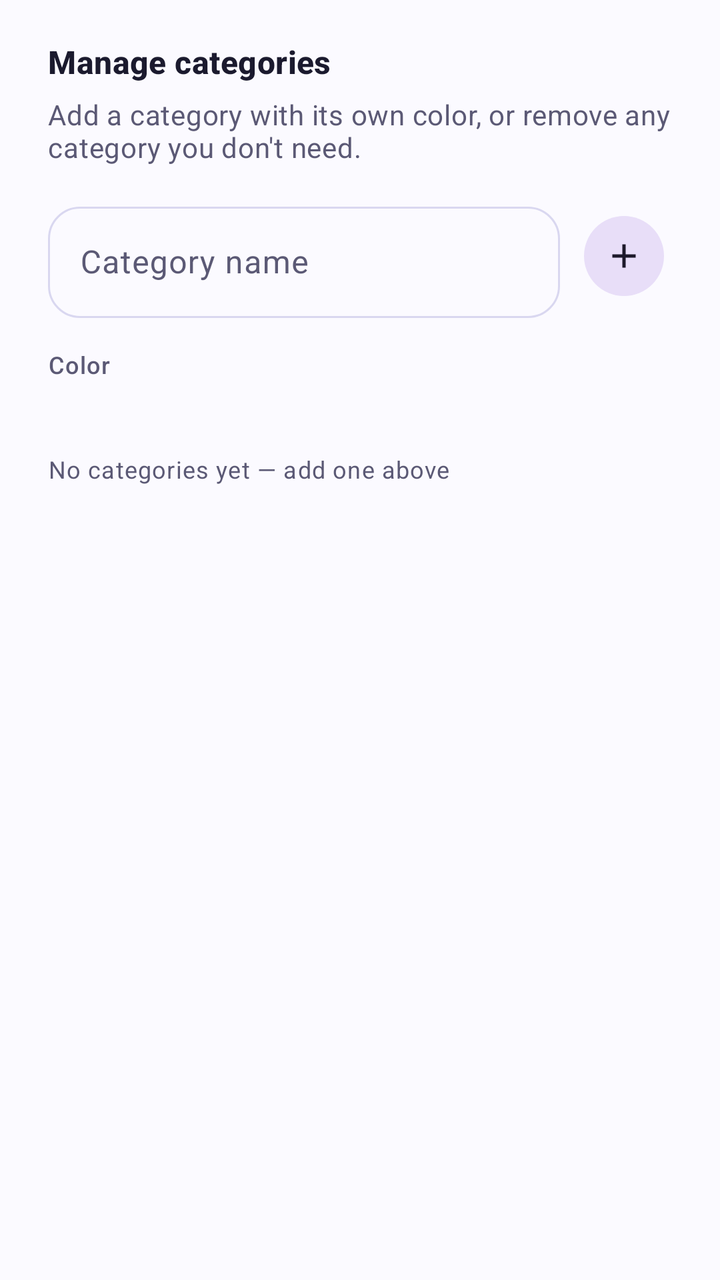
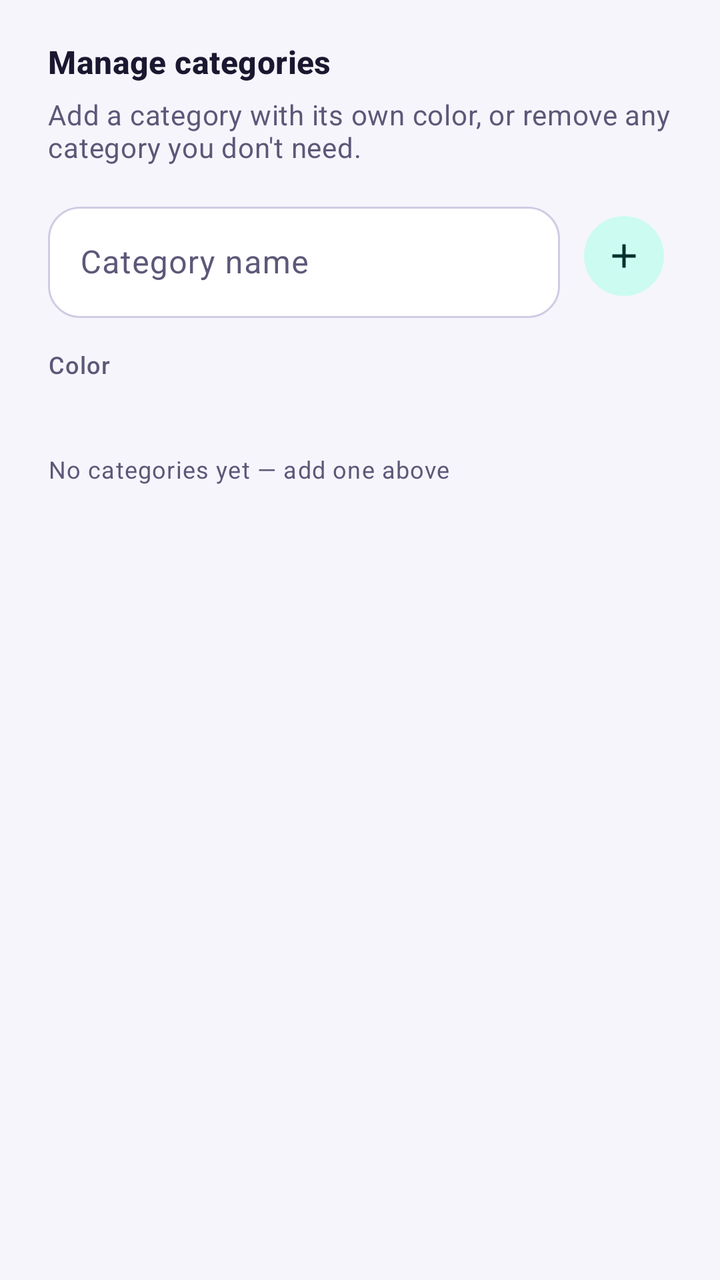

Two renders of the same Android screen: before a commit and after it. Below are the layout's source before the change and the commit's diff.
<!-- AndroidManifest.xml: application theme Theme.ExpenseTracker -->
<!-- res/layout/dialog_manage_categories.xml -->
<?xml version="1.0" encoding="utf-8"?>
<ScrollView xmlns:android="http://schemas.android.com/apk/res/android"
    xmlns:app="http://schemas.android.com/apk/res-auto"
    android:layout_width="match_parent"
    android:layout_height="wrap_content"
    android:maxHeight="520dp">

    <LinearLayout
        android:layout_width="match_parent"
        android:layout_height="wrap_content"
        android:orientation="vertical"
        android:paddingStart="24dp"
        android:paddingEnd="24dp"
        android:paddingTop="20dp"
        android:paddingBottom="8dp">

        <TextView
            android:layout_width="match_parent"
            android:layout_height="wrap_content"
            android:textAppearance="?attr/textAppearanceTitleMedium"
            android:textColor="?attr/colorOnSurface"
            android:textStyle="bold"
            android:text="@string/manage_categories_title" />

        <TextView
            android:layout_width="match_parent"
            android:layout_height="wrap_content"
            android:layout_marginTop="6dp"
            android:textAppearance="?attr/textAppearanceBodyMedium"
            android:textColor="?attr/colorOnSurfaceVariant"
            android:text="@string/manage_categories_subtitle" />

        <LinearLayout
            android:layout_width="match_parent"
            android:layout_height="wrap_content"
            android:layout_marginTop="16dp"
            android:gravity="bottom"
            android:orientation="horizontal">

            <com.google.android.material.textfield.TextInputLayout
                style="@style/Widget.Material3.TextInputLayout.OutlinedBox"
                app:shapeAppearanceOverlay="@style/ShapeAppearanceOverlay.App.RoundedField"
                android:layout_width="0dp"
                android:layout_height="wrap_content"
                android:layout_weight="1"
                android:hint="@string/hint_category_label">

                <com.google.android.material.textfield.TextInputEditText
                    android:id="@+id/etCategoryLabel"
                    android:layout_width="match_parent"
                    android:layout_height="wrap_content"
                    android:textDirection="locale"
                    android:inputType="text" />
            </com.google.android.material.textfield.TextInputLayout>

            <com.google.android.material.button.MaterialButton
                android:id="@+id/btnAddCategory"
                style="@style/Widget.Material3.Button.IconButton.Filled.Tonal"
                android:layout_width="wrap_content"
                android:layout_height="wrap_content"
                android:layout_marginStart="8dp"
                android:layout_marginBottom="4dp"
                app:icon="@drawable/ic_add"
                android:contentDescription="@string/cd_add_category" />
        </LinearLayout>

        <TextView
            android:layout_width="match_parent"
            android:layout_height="wrap_content"
            android:layout_marginTop="14dp"
            android:layout_marginBottom="6dp"
            android:textAppearance="?attr/textAppearanceLabelMedium"
            android:textColor="?attr/colorOnSurfaceVariant"
            android:text="@string/hint_category_color" />

        <HorizontalScrollView
            android:layout_width="match_parent"
            android:layout_height="wrap_content"
            android:clipChildren="false"
            android:clipToPadding="false"
            android:scrollbars="none">

            <LinearLayout
                android:id="@+id/llColorPicker"
                android:layout_width="wrap_content"
                android:layout_height="wrap_content"
                android:orientation="horizontal"
                android:clipChildren="false"
                android:clipToPadding="false"
                android:paddingTop="6dp"
                android:paddingBottom="6dp" />
        </HorizontalScrollView>

        <TextView
            android:id="@+id/tvNoCustomCategories"
            android:layout_width="match_parent"
            android:layout_height="wrap_content"
            android:layout_marginTop="18dp"
            android:textAppearance="?attr/textAppearanceBodySmall"
            android:textColor="?attr/colorOnSurfaceVariant"
            android:text="@string/msg_no_custom_categories" />

        <LinearLayout
            android:id="@+id/llCustomCategories"
            android:layout_width="match_parent"
            android:layout_height="wrap_content"
            android:layout_marginTop="4dp"
            android:orientation="vertical" />

    </LinearLayout>
</ScrollView>
<!-- resources referenced by this layout -->
<resources>
  <string name="cd_add_category">Add category</string>
  <string name="hint_category_color">Color</string>
  <string name="hint_category_label">Category name</string>
  <string name="manage_categories_title">Manage categories</string>
  <string name="msg_no_custom_categories">No categories yet — add one above</string>
  <style name="Theme.ExpenseTracker" parent="Theme.Material3.DayNight.NoActionBar">
          <item name="colorPrimary">@color/purple</item>
          <item name="colorOnPrimary">@color/white</item>
          <item name="colorSecondary">@color/teal</item>
          <item name="colorOnSecondary">@color/white</item>
          <item name="colorSurface">@color/surface</item>
          <item name="colorOnSurface">@color/text_primary</item>
          <item name="colorSurfaceVariant">@color/surface_light</item>
          <item name="colorOnSurfaceVariant">@color/text_secondary</item>
          <item name="colorOutline">@color/divider</item>
          <item name="colorError">@color/red</item>
          <item name="android:windowBackground">@color/background</item>
          <item name="android:colorBackground">@color/background</item>
          <item name="android:textColorPrimary">@color/text_primary</item>
          <item name="android:textColorSecondary">@color/text_secondary</item>
          <item name="android:textColorHint">@color/text_secondary</item>
          <item name="android:statusBarColor">@android:color/transparent</item>
          <item name="android:navigationBarColor">@android:color/transparent</item>
          <item name="materialAlertDialogTheme">@style/ThemeOverlay.App.Dialog</item>
      </style>
  <color name="purple">#5B5FEF</color>
  <color name="white">#FFFFFF</color>
  <color name="teal">#FF8A5B</color>
  <color name="surface">#F1F1FC</color>
  <color name="text_primary">#1B1A2E</color>
  <color name="surface_light">#E7E6FA</color>
  <color name="text_secondary">#5B5975</color>
  <color name="divider">#D9D7F0</color>
  <color name="red">#D8483E</color>
  <color name="background">#FBFAFF</color>
  <style name="ShapeAppearanceOverlay.App.RoundedCard" parent="">
          <item name="cornerFamily">rounded</item>
          <item name="cornerSize">28dp</item>
      </style>
  <!-- unchanged entries left out for length: 5 -->
</resources>

<!-- the commit's change to res/layout/dialog_manage_categories.xml (unified diff, before → after) -->
@@ -38,7 +38,7 @@
             android:orientation="horizontal">
 
             <com.google.android.material.textfield.TextInputLayout
-                style="@style/Widget.Material3.TextInputLayout.OutlinedBox"
+                style="@style/Widget.Material3.TextInputLayout.OutlinedBox" app:boxBackgroundColor="?attr/colorSurfaceContainerLowest"
                 app:shapeAppearanceOverlay="@style/ShapeAppearanceOverlay.App.RoundedField"
                 android:layout_width="0dp"
                 android:layout_height="wrap_content"
<!-- resource entries referenced after the edit -->
@@ -8,14 +8,29 @@
   <style name="Theme.ExpenseTracker" parent="Theme.Material3.DayNight.NoActionBar">
           <item name="colorPrimary">@color/purple</item>
           <item name="colorOnPrimary">@color/white</item>
+          <item name="colorPrimaryContainer">@color/primary_container</item>
+          <item name="colorOnPrimaryContainer">@color/on_primary_container</item>
           <item name="colorSecondary">@color/teal</item>
           <item name="colorOnSecondary">@color/white</item>
+          <item name="colorSecondaryContainer">@color/secondary_container</item>
+          <item name="colorOnSecondaryContainer">@color/on_secondary_container</item>
+          <item name="colorTertiary">@color/rose</item>
+          <item name="colorOnTertiary">@color/white</item>
+          <item name="colorTertiaryContainer">@color/tertiary_container</item>
+          <item name="colorOnTertiaryContainer">@color/on_tertiary_container</item>
           <item name="colorSurface">@color/surface</item>
           <item name="colorOnSurface">@color/text_primary</item>
-          <item name="colorSurfaceVariant">@color/surface_light</item>
+          <item name="colorSurfaceVariant">@color/surface_container_high</item>
           <item name="colorOnSurfaceVariant">@color/text_secondary</item>
+          <item name="colorSurfaceContainerLowest">@color/surface_container_lowest</item>
+          <item name="colorSurfaceContainerLow">@color/surface_container_low</item>
+          <item name="colorSurfaceContainer">@color/surface_container</item>
+          <item name="colorSurfaceContainerHigh">@color/surface_container_high</item>
+          <item name="colorSurfaceContainerHighest">@color/surface_container_highest</item>
           <item name="colorOutline">@color/divider</item>
+          <item name="colorOutlineVariant">@color/outline_variant</item>
           <item name="colorError">@color/red</item>
+          <item name="elevationOverlayEnabled">true</item>
           <item name="android:windowBackground">@color/background</item>
           <item name="android:colorBackground">@color/background</item>
           <item name="android:textColorPrimary">@color/text_primary</item>
@@ -25,19 +40,31 @@
           <item name="android:navigationBarColor">@android:color/transparent</item>
           <item name="materialAlertDialogTheme">@style/ThemeOverlay.App.Dialog</item>
       </style>
-  <color name="purple">#5B5FEF</color>
+  <color name="purple">#4F46E5</color>
   <color name="white">#FFFFFF</color>
-  <color name="teal">#FF8A5B</color>
-  <color name="surface">#F1F1FC</color>
-  <color name="text_primary">#1B1A2E</color>
-  <color name="surface_light">#E7E6FA</color>
-  <color name="text_secondary">#5B5975</color>
-  <color name="divider">#D9D7F0</color>
+  <color name="primary_container">#E0E7FF</color>
+  <color name="on_primary_container">#1E1B4B</color>
+  <color name="teal">#0EA5A5</color>
+  <color name="secondary_container">#CCFBF1</color>
+  <color name="on_secondary_container">#042F2E</color>
+  <color name="rose">#E11D48</color>
+  <color name="tertiary_container">#FFE4E6</color>
+  <color name="on_tertiary_container">#4C0519</color>
+  <color name="surface">#FBFAFF</color>
+  <color name="text_primary">#1A1730</color>
+  <color name="surface_container_high">#E8E6F5</color>
+  <color name="text_secondary">#5C5878</color>
+  <color name="surface_container_lowest">#FFFFFF</color>
+  <color name="surface_container_low">#F5F4FC</color>
+  <color name="surface_container">#EFEDF9</color>
+  <color name="surface_container_highest">#E1DFEF</color>
+  <color name="divider">#CFCCE4</color>
+  <color name="outline_variant">#E2DFF1</color>
   <color name="red">#D8483E</color>
-  <color name="background">#FBFAFF</color>
+  <color name="background">#F6F5FC</color>
   <style name="ShapeAppearanceOverlay.App.RoundedCard" parent="">
           <item name="cornerFamily">rounded</item>
-          <item name="cornerSize">28dp</item>
+          <item name="cornerSize">32dp</item>
       </style>
   <!-- unchanged entries left out for length: 5 -->
 </resources>
